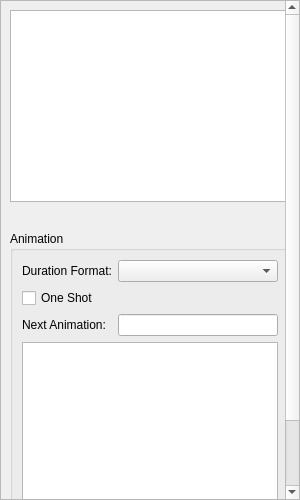
Above: src/gui-qt/metasprite/animation/animationdock.ui from undisbeliever/untech-editor before the change. Below: the same form after it.
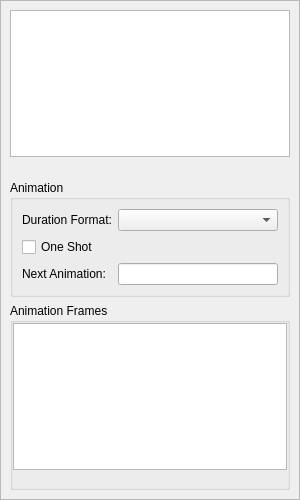
That is the form after the change. Custom widgets are drawn as their Qt base class.

Commit message:
gui-ms: gui-si: clean up sidebars
 * TreeView/ListView minimum height set to 100

 * Margins surrounding the TreeView/ListViews and their buttons set to 0

 * AnimationDock::animationFrames was put inside a GroupBox so it
   matches the Frame and FrameSet docks

The edit to the form file:
```diff
--- a/src/gui-qt/metasprite/animation/animationdock.ui
+++ b/src/gui-qt/metasprite/animation/animationdock.ui
@@ -50,11 +50,16 @@
          <x>0</x>
          <y>0</y>
          <width>298</width>
-         <height>587</height>
+         <height>479</height>
         </rect>
        </property>
        <layout class="QVBoxLayout" name="verticalLayout">
         <item>
+         <layout class="QVBoxLayout" name="animationListLayout">
+          <property name="spacing">
+           <number>0</number>
+          </property>
+          <item>
          <widget class="QListView" name="animationList">
           <property name="sizePolicy">
            <sizepolicy hsizetype="MinimumExpanding" vsizetype="MinimumExpanding">
@@ -62,6 +67,12 @@
             <verstretch>1</verstretch>
            </sizepolicy>
           </property>
+            <property name="minimumSize">
+             <size>
+              <width>0</width>
+              <height>100</height>
+             </size>
+            </property>
           <property name="selectionMode">
            <enum>QAbstractItemView::SingleSelection</enum>
           </property>
@@ -83,14 +94,10 @@
           </property>
          </widget>
         </item>
+         </layout>
+        </item>
         <item>
          <widget class="QGroupBox" name="animationBox">
-          <property name="sizePolicy">
-           <sizepolicy hsizetype="Preferred" vsizetype="Preferred">
-            <horstretch>1</horstretch>
-            <verstretch>1</verstretch>
-           </sizepolicy>
-          </property>
           <property name="title">
            <string>Animation</string>
           </property>
@@ -122,7 +129,31 @@
            <item row="3" column="1">
             <widget class="QLineEdit" name="nextAnimation"/>
            </item>
-           <item row="4" column="0" colspan="2">
+          </layout>
+         </widget>
+        </item>
+        <item>
+         <widget class="QGroupBox" name="animationFrameBox">
+          <property name="title">
+           <string>Animation Frames</string>
+          </property>
+          <layout class="QVBoxLayout" name="verticalLayout2">
+           <property name="spacing">
+            <number>0</number>
+           </property>
+           <property name="leftMargin">
+            <number>0</number>
+           </property>
+           <property name="topMargin">
+            <number>0</number>
+           </property>
+           <property name="rightMargin">
+            <number>0</number>
+           </property>
+           <property name="bottomMargin">
+            <number>0</number>
+           </property>
+           <item>
             <widget class="QTreeView" name="animationFrames">
              <property name="sizePolicy">
               <sizepolicy hsizetype="MinimumExpanding" vsizetype="MinimumExpanding">
@@ -130,12 +161,18 @@
                <verstretch>1</verstretch>
               </sizepolicy>
              </property>
+             <property name="minimumSize">
+              <size>
+               <width>0</width>
+               <height>100</height>
+              </size>
+             </property>
              <property name="rootIsDecorated">
               <bool>false</bool>
              </property>
             </widget>
            </item>
-           <item row="5" column="0" colspan="2">
+           <item>
             <widget class="QToolBar" name="animationFramesButtons">
              <property name="movable">
               <bool>false</bool>
```
Left out of the diff: 13 changed lines with no effect on the pictures. Lines whose indentation alone changed are shown as unchanged. The commit also changes 5 other files.
